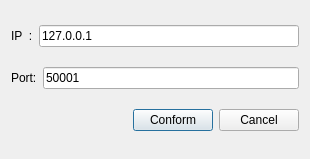
This is d6k/trunk/src/ds_plugin/breaker/configdatawgt.ui in liuning587/D6k2.0master as Qt 5 draws it before an edit. The edited form follows.
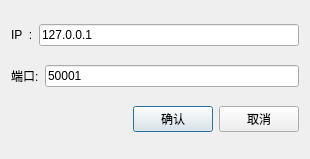
This is the edited form.

What changed in the file:
```diff
--- a/d6k/trunk/src/ds_plugin/breaker/configdatawgt.ui
+++ b/d6k/trunk/src/ds_plugin/breaker/configdatawgt.ui
@@ -39,7 +39,7 @@
        <item>
         <widget class="QLabel" name="label_2">
          <property name="text">
-          <string>Port:</string>
+          <string>端口:</string>
          </property>
         </widget>
        </item>
@@ -70,14 +70,14 @@
        <item>
         <widget class="QPushButton" name="pushButton">
          <property name="text">
-          <string>Conform</string>
+          <string>确认</string>
          </property>
         </widget>
        </item>
        <item>
         <widget class="QPushButton" name="pushButton_2">
          <property name="text">
-          <string>Cancel</string>
+          <string>取消</string>
          </property>
         </widget>
        </item>
```
